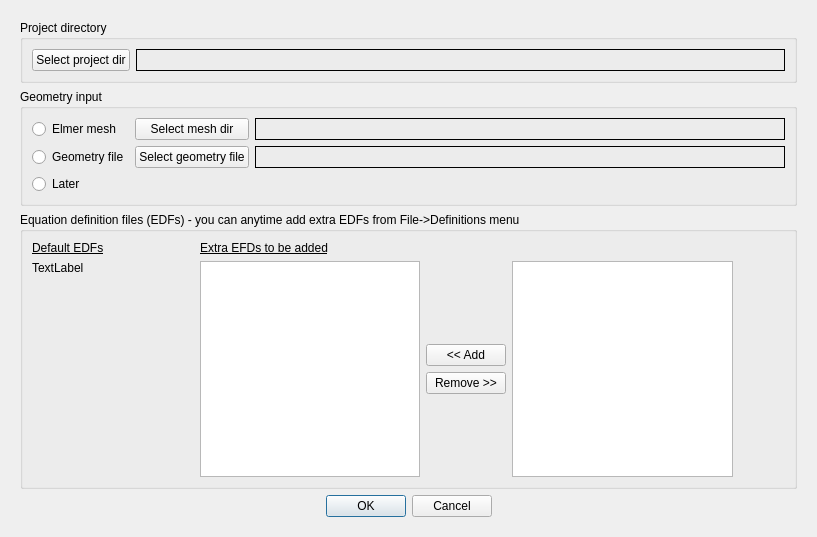
ElmerCSC/elmerfem, file ElmerGUI/Application/forms/newproject.ui: the form before one commit.
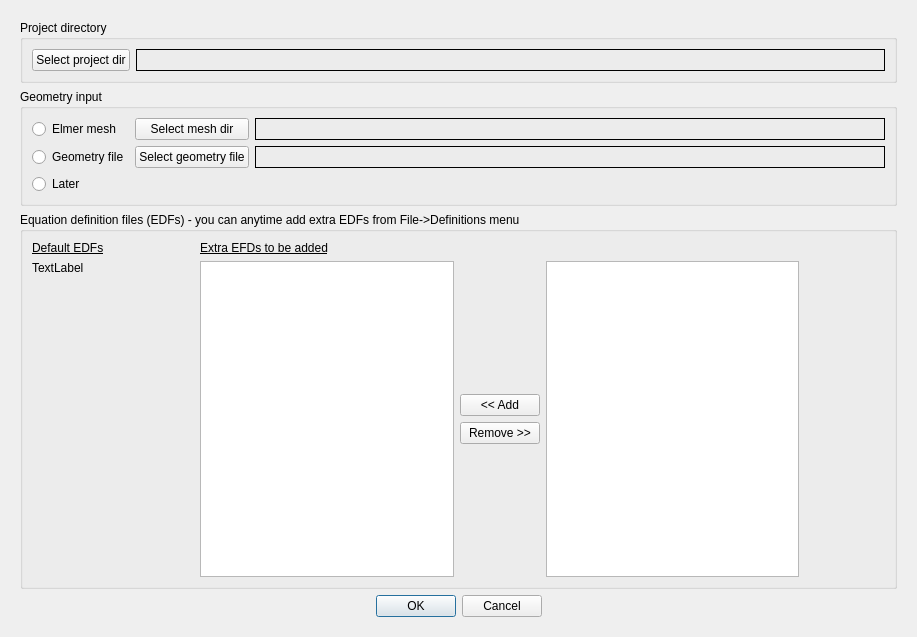
The form after the commit.

Commit message:
Item height adjustment
- Unfixed item height in DynamicEditors . The height of items on QTabWidgets on DynamicEditors had been fixed to 18. This causes problem when seeing with scaled display settings.
- Some adjustment of html style in About dialog (<BR> to <P></P>)

```diff
--- a/ElmerGUI/Application/forms/newproject.ui
+++ b/ElmerGUI/Application/forms/newproject.ui
@@ -6,8 +6,8 @@
    <rect>
     <x>0</x>
     <y>0</y>
-    <width>817</width>
-    <height>537</height>
+    <width>917</width>
+    <height>637</height>
    </rect>
   </property>
   <property name="sizePolicy">
@@ -45,7 +45,7 @@
        <rect>
         <x>0</x>
         <y>0</y>
-        <width>799</width>
+        <width>899</width>
         <height>519</height>
        </rect>
       </property>
```
The commit also changes 3 other files.
